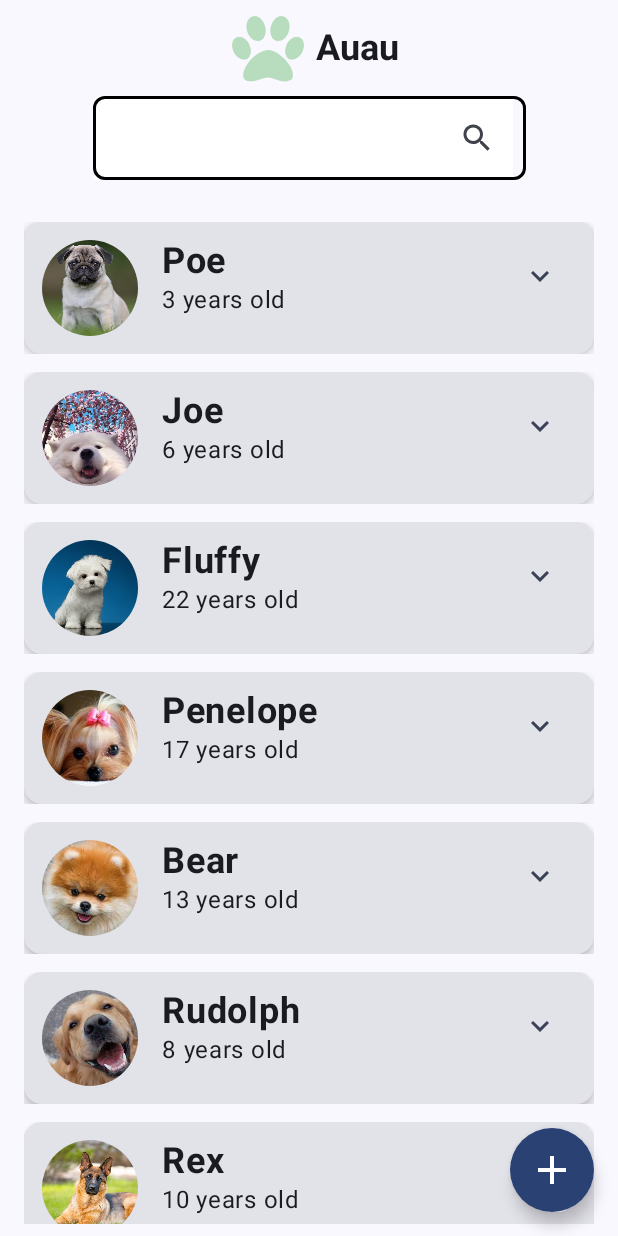
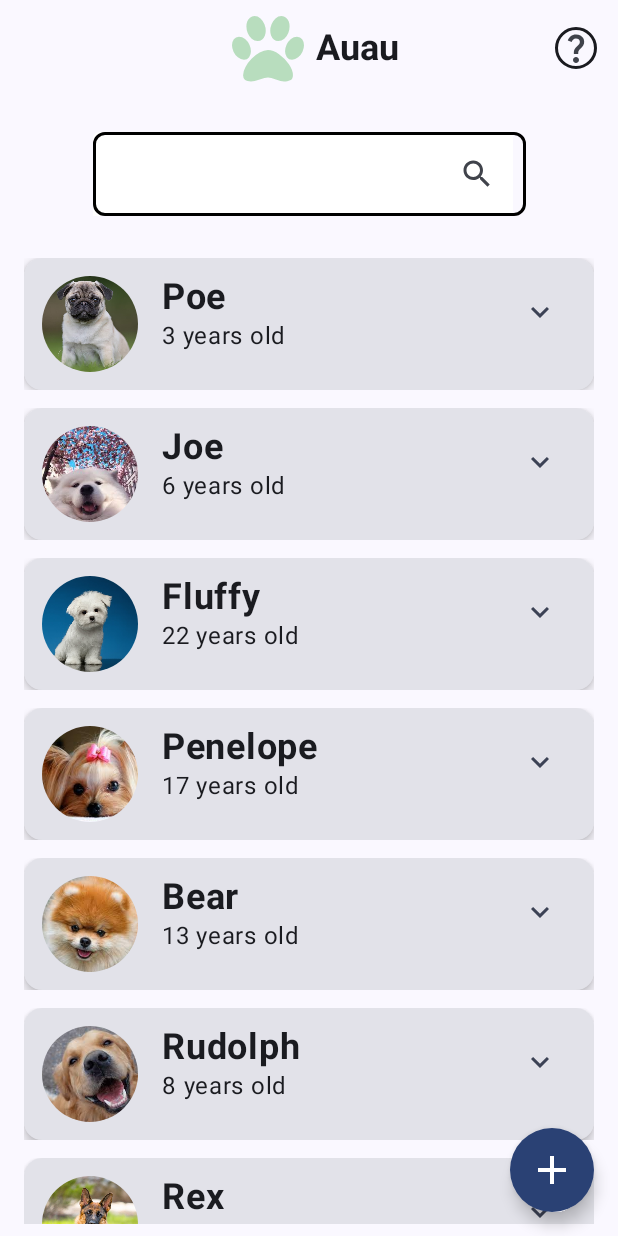
Before and after one commit to rfgvieira/Auau, an Android app built with Jetpack Compose: the screen it shows after launch (MainActivity), on a phone screen of 412 x 824 dp. Run offline under Robolectric (Android 15) with nearby library versions, the phone set to English and light mode, and no system bars; libraries missing offline, so code that uses them is left out: androidx.camera.core, androidx.camera.lifecycle.

Commit message:
feat: added about icon and navigation

```diff
--- a/app/src/main/java/com/rfgvieira/auau/presentation/MainActivity.kt
+++ b/app/src/main/java/com/rfgvieira/auau/presentation/MainActivity.kt
@@ -67,7 +67,9 @@ class MainActivity : ComponentActivity() {
                 AuauApp(
                     showFab = showFAB.value,
                     showTopBar = showTopBar.value,
-                    onFabClick = { navController.navigate("dogadd") }) {
+                    onFabClick = { navController.navigate("dogadd") },
+                    navigateToList = { navController.navigate("doglist")},
+                    navigateToAbout = {navController.navigate("about")}) {
                     NavigationApp(
                         navController = navController,
                         dogViewModel = dogViewModel,
@@ -75,18 +77,18 @@ class MainActivity : ComponentActivity() {
                         cameraExecutor = cameraExecutor,
                         outPutDirectory = outPutDirectory,
                         handleImageCapture = ::handleImageCapture,
-                        onNavigateToList = {
+                        enableAll = {
                             showFAB.value = true
                             showTopBar.value = true
                         },
-                        onNavigateToAdd = {
+                        disableFAB = {
                             showTopBar.value = true
                             showFAB.value = false
                         },
-                        onNavigateToCamera = {
+                        disableTopBar = {
                             showTopBar.value = false
                         },
-                        onNavigateToDetails = {
+                        disableAll = {
                             showFAB.value = false
                             showTopBar.value = false
                         })
@@ -115,11 +117,13 @@ fun AuauApp(
     showFab: Boolean,
     showTopBar: Boolean,
     onFabClick: () -> Unit = {},
-    content: @Composable () -> Unit
+    navigateToList: () -> Unit,
+    navigateToAbout: () -> Unit,
+    content: @Composable () -> Unit,
 ) {
 
     Scaffold(
-        topBar = { if (showTopBar) TopBarMain() },
+        topBar = { if (showTopBar) TopBarMain(navigateToAbout, navigateToList) },
         floatingActionButton = {
             if (showFab) {
                 FloatingActionButton(
--- a/app/src/main/java/com/rfgvieira/auau/presentation/components/TopBarMain.kt
+++ b/app/src/main/java/com/rfgvieira/auau/presentation/components/TopBarMain.kt
@@ -1,11 +1,20 @@
 package com.rfgvieira.auau.presentation.components
 
+import androidx.compose.foundation.BorderStroke
 import androidx.compose.foundation.Image
+import androidx.compose.foundation.border
+import androidx.compose.foundation.clickable
 import androidx.compose.foundation.layout.Row
 import androidx.compose.foundation.layout.padding
 import androidx.compose.foundation.layout.size
+import androidx.compose.foundation.shape.CircleShape
+import androidx.compose.material.icons.Icons
+import androidx.compose.material.icons.filled.QuestionMark
 import androidx.compose.material3.CenterAlignedTopAppBar
 import androidx.compose.material3.ExperimentalMaterial3Api
+import androidx.compose.material3.Icon
+import androidx.compose.material3.IconButton
+import androidx.compose.material3.MaterialTheme
 import androidx.compose.material3.Text
 import androidx.compose.runtime.Composable
 import androidx.compose.ui.Alignment
@@ -14,6 +23,7 @@ import androidx.compose.ui.res.dimensionResource
 import androidx.compose.ui.res.painterResource
 import androidx.compose.ui.res.stringResource
 import androidx.compose.ui.text.font.FontWeight
+import androidx.compose.ui.unit.dp
 import androidx.compose.ui.unit.sp
 import com.rfgvieira.auau.R
 
@@ -21,11 +31,11 @@ import com.rfgvieira.auau.R
 /*TODO: Adidicionar sobre*/
 @OptIn(ExperimentalMaterial3Api::class)
 @Composable
-fun TopBarMain() {
+fun TopBarMain(navigateToAbout: () -> Unit, navigateToList: () -> Unit) {
     CenterAlignedTopAppBar(
         modifier = Modifier,
         title = {
-            Row(verticalAlignment = Alignment.CenterVertically) {
+            Row(verticalAlignment = Alignment.CenterVertically, modifier = Modifier.clickable { navigateToList() }) {
                 Image(
                     painter = painterResource(id = R.drawable.paw_logo),
                     contentDescription = "",
@@ -40,6 +50,17 @@ fun TopBarMain() {
                     fontWeight = FontWeight.Bold
                 )
             }
+        },
+        actions = {
+            IconButton(onClick = { navigateToAbout()}) {
+                Icon(
+                    Icons.Filled.QuestionMark,
+                    contentDescription = "About Icon",
+                    Modifier
+                        .border(border = BorderStroke(2.dp, MaterialTheme.colorScheme.onSurface), CircleShape)
+                        .padding(2.dp)
+                )
+            }
         }
     )
 }
--- a/app/src/main/java/com/rfgvieira/auau/presentation/navigation/NavigationApp.kt
+++ b/app/src/main/java/com/rfgvieira/auau/presentation/navigation/NavigationApp.kt
@@ -12,6 +12,7 @@ import androidx.navigation.compose.NavHost
 import androidx.navigation.compose.composable
 import com.rfgvieira.auau.domain.DogDAO
 import com.rfgvieira.auau.domain.model.Dog
+import com.rfgvieira.auau.presentation.screens.AboutScreen
 import com.rfgvieira.auau.presentation.screens.CameraView
 import com.rfgvieira.auau.presentation.screens.DogAddScreen
 import com.rfgvieira.auau.presentation.screens.DogDetailsScreen
@@ -29,10 +30,10 @@ fun NavigationApp(
     cameraExecutor : ExecutorService,
     handleImageCapture : (Uri) -> Unit,
     outPutDirectory : File,
-    onNavigateToList: () -> Unit,
-    onNavigateToAdd: () -> Unit,
-    onNavigateToDetails: () -> Unit,
-    onNavigateToCamera: () -> Unit,
+    enableAll: () -> Unit,
+    disableFAB: () -> Unit,
+    disableAll: () -> Unit,
+    disableTopBar: () -> Unit,
 ) {
     NavHost(
         navController = navController,
@@ -41,17 +42,17 @@ fun NavigationApp(
         exitTransition = { ExitTransition.None }
     ) {
         composable("doglist") {
-            onNavigateToList()
+            enableAll()
             DogListScreen(dogViewModel) { dog -> navController.navigate("dogdetails/${dog.id}") }
         }
         composable("dogadd") {
-            onNavigateToAdd()
+            disableFAB()
             DogAddScreen(showCamera, dogViewModel) {
                 navController.popBackStack("doglist", inclusive = false)
             }
         }
         composable("dogdetails/{dogId}") { backStack ->
-            DogInfo(onNavigateToDetails = onNavigateToDetails, backStack = backStack) { dog ->
+            DogInfo(onNavigateToDetails = disableAll, backStack = backStack) { dog ->
                 DogDetailsScreen(dog, dogViewModel, navigateToEdit = {
                     navController.navigate("dogedit/${dog.id}")
                 }) {
@@ -60,17 +61,14 @@ fun NavigationApp(
             }
         }
         composable("dogedit/{dogId}"){backStack ->
-            DogInfo(onNavigateToDetails = onNavigateToDetails, backStack = backStack) { dog ->
+            DogInfo(onNavigateToDetails = disableAll, backStack = backStack) { dog ->
                 DogEditScreen(dog, showCamera, dogViewModel){
                     navController.popBackStack()
                 }
             }
-
-
-
         }
         composable("camera") {
-            onNavigateToCamera()
+            disableTopBar()
             CameraView(
                 outputDirectory = outPutDirectory,
                 executor = cameraExecutor,
@@ -80,6 +78,10 @@ fun NavigationApp(
             ) {
                 navController.popBackStack("dogadd", false)
             }
+        }
+        composable("about") {
+            disableFAB()
+            AboutScreen()
         }
     }
 }
--- /dev/null
+++ b/app/src/main/java/com/rfgvieira/auau/presentation/screens/AboutScreen.kt
@@ -0,0 +1,7 @@
+package com.rfgvieira.auau.presentation.screens
+
+import androidx.compose.runtime.Composable
+
+@Composable
+fun AboutScreen() {
+}
--- a/app/src/main/java/com/rfgvieira/auau/presentation/screens/DogListScreen.kt
+++ b/app/src/main/java/com/rfgvieira/auau/presentation/screens/DogListScreen.kt
@@ -47,6 +47,8 @@ fun DogListScreen(viewModel: DogViewModel, navigateToDetails: (Dog) -> Unit) {
         horizontalAlignment = Alignment.CenterHorizontally,
         verticalArrangement = Arrangement.spacedBy(16.dp)
     ) {
+        Spacer(modifier = Modifier.padding(4.dp))
+
         SearchBar(modifier = Modifier.fillMaxWidth(0.7f), onSearch = {
             searchText = it
 
@@ -96,7 +98,6 @@ fun DogListScreen(viewModel: DogViewModel, navigateToDetails: (Dog) -> Unit) {
         Spacer(modifier = Modifier.padding(16.dp))
     }
 
-
 }
 
 fun dogItemFilter(searchText: String, dogList: SnapshotStateList<Dog>,): SnapshotStateList<Dog> {
@@ -110,5 +111,4 @@ fun dogItemFilter(searchText: String, dogList: SnapshotStateList<Dog>,): Snapsho
 @Preview(showBackground = true)
 fun DogListPreview() {
     DogListScreen(viewModel(), {})
-
 }
```
